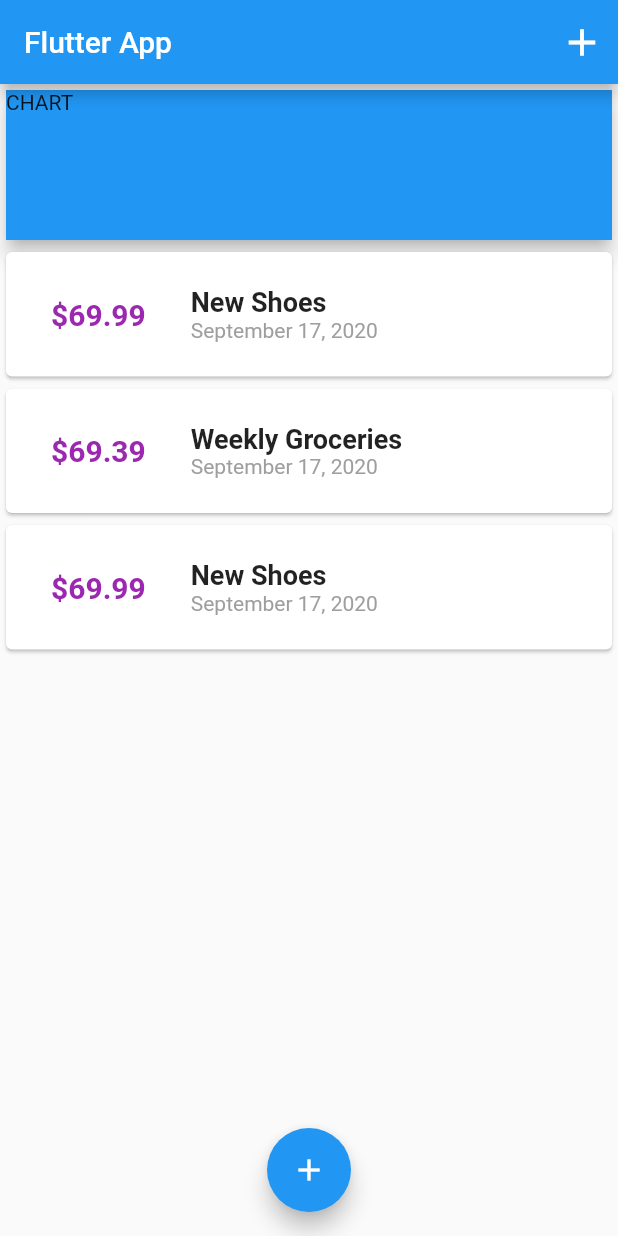
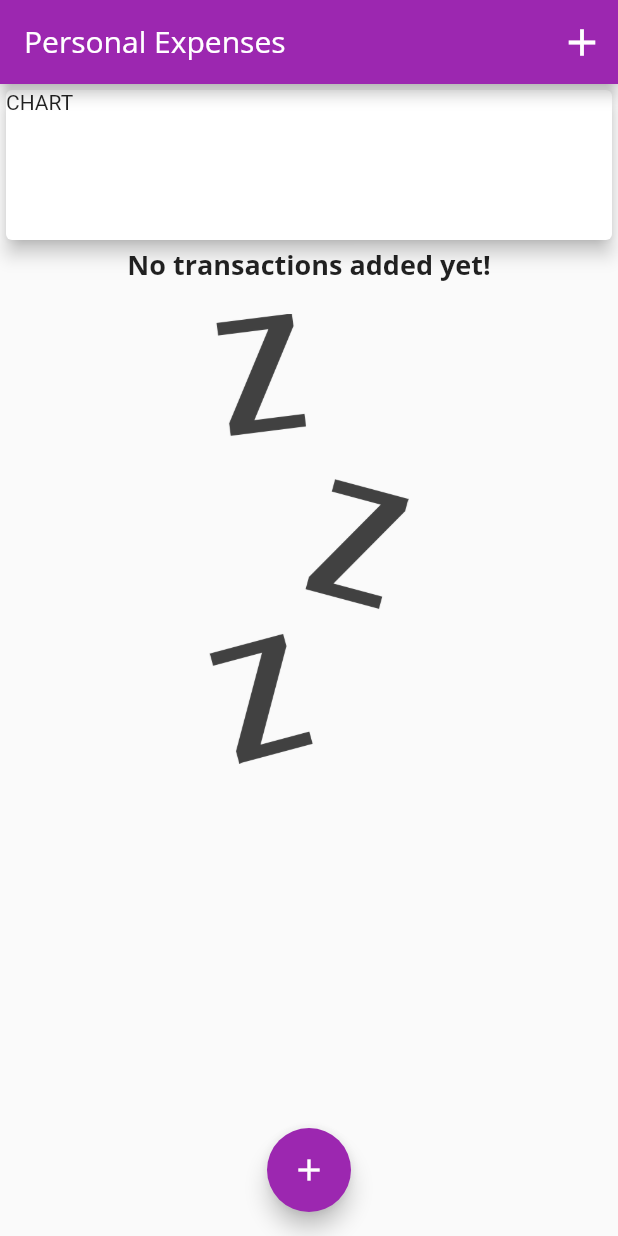
Before and after one commit to emilioheinz/flutter-personal-expenses, a Flutter app: the screen it shows after launch, on a phone screen of 412 x 824 dp. Run offline on Flutter 3.47's test engine with Material 2 defaults, Android fonts, the phone set to English and light mode, and no system bars.

Commit message:
adding custom images and fonts

```diff
--- a/lib/main.dart
+++ b/lib/main.dart
@@ -11,10 +11,26 @@ class MyApp extends StatelessWidget {
   @override
   Widget build(BuildContext context) {
     return MaterialApp(
-      title: 'Flutter Demo',
+      title: 'Personal Expenses',
       theme: ThemeData(
-        primarySwatch: Colors.blue,
+        primarySwatch: Colors.purple,
         visualDensity: VisualDensity.adaptivePlatformDensity,
+        fontFamily: 'Quicksand',
+        textTheme: ThemeData.light().textTheme.copyWith(
+              headline6: TextStyle(
+                fontFamily: 'OpenSans',
+                fontWeight: FontWeight.bold,
+                fontSize: 18,
+              ),
+            ),
+        appBarTheme: AppBarTheme(
+          textTheme: ThemeData.light().textTheme.copyWith(
+                headline6: TextStyle(
+                  fontFamily: 'OpenSans',
+                  fontSize: 20,
+                ),
+              ),
+        ),
       ),
       home: MyHomePage(),
     );
@@ -28,24 +44,24 @@ class MyHomePage extends StatefulWidget {
 
 class _MyHomePageState extends State<MyHomePage> {
   final List<Transaction> _userTransactions = [
-    Transaction(
-      id: 't1',
-      title: 'New Shoes',
-      amount: 69.99,
-      date: DateTime.now(),
-    ),
-    Transaction(
-      id: 't2',
-      title: 'Weekly Groceries',
-      amount: 69.39,
-      date: DateTime.now(),
-    ),
-    Transaction(
-      id: 't1',
-      title: 'New Shoes',
-      amount: 69.99,
-      date: DateTime.now(),
-    )
+    // Transaction(
+    //   id: 't1',
+    //   title: 'New Shoes',
+    //   amount: 69.99,
+    //   date: DateTime.now(),
+    // ),
+    // Transaction(
+    //   id: 't2',
+    //   title: 'Weekly Groceries',
+    //   amount: 69.39,
+    //   date: DateTime.now(),
+    // ),
+    // Transaction(
+    //   id: 't1',
+    //   title: 'New Shoes',
+    //   amount: 69.99,
+    //   date: DateTime.now(),
+    // )
   ];
 
   void _addNewTransaction(String title, double amount) {
@@ -76,7 +92,7 @@ class _MyHomePageState extends State<MyHomePage> {
   Widget build(BuildContext context) {
     return Scaffold(
       appBar: AppBar(
-        title: Text("Flutter App"),
+        title: Text("Personal Expenses"),
         actions: [
           IconButton(
             icon: Icon(
@@ -104,7 +120,6 @@ class _MyHomePageState extends State<MyHomePage> {
             Card(
               child: Container(
                 height: 100,
-                color: Colors.blue,
                 child: Text("CHART"),
               ),
               elevation: 5,
--- /dev/null
+++ b/lib/widgets/chart.dart
@@ -0,0 +1,10 @@
+import 'package:flutter/material.dart';
+
+class Chart extends StatelessWidget {
+  @override
+  Widget build(BuildContext context) {
+    return Container(
+      child: child,
+    );
+  }
+}
--- a/lib/widgets/transaction_list.dart
+++ b/lib/widgets/transaction_list.dart
@@ -7,11 +7,27 @@ class TransactionList extends StatelessWidget {
 
   TransactionList(this.transactions);
 
-  @override
-  Widget build(BuildContext context) {
-    return Container(
+  Widget _renderContent(BuildContext context) {
+    if (transactions.isEmpty) {
+      return Column(
+        children: [
+          Text(
+            'No transactions added yet!',
+            style: Theme.of(context).textTheme.headline6,
+          ),
+          SizedBox(height: 20),
+          Container(
             height: 300,
-      child: ListView.builder(
+            child: Image.asset(
+              'assets/images/waiting.png',
+              fit: BoxFit.cover,
+            ),
+          )
+        ],
+      );
+    }
+
+    return ListView.builder(
       itemBuilder: (context, index) {
         Transaction t = transactions[index];
 
@@ -25,7 +41,7 @@ class TransactionList extends StatelessWidget {
                   style: TextStyle(
                     fontSize: 20,
                     fontWeight: FontWeight.bold,
-                      color: Colors.purple,
+                    color: Theme.of(context).primaryColor,
                   ),
                 ),
               ),
@@ -34,10 +50,7 @@ class TransactionList extends StatelessWidget {
                 children: [
                   Text(
                     t.title,
-                      style: TextStyle(
-                        fontSize: 18,
-                        fontWeight: FontWeight.bold,
-                      ),
+                    style: Theme.of(context).textTheme.headline6,
                   ),
                   Text(
                     DateFormat.yMMMMd().format(t.date),
@@ -52,7 +65,11 @@ class TransactionList extends StatelessWidget {
         );
       },
       itemCount: transactions.length,
-      ),
     );
   }
+
+  @override
+  Widget build(BuildContext context) {
+    return Container(height: 350, child: _renderContent(context));
   }
+}
```
Also changed, not shown: pubspec.yaml (+13 -8 lines), assets/fonts/OpenSans-Bold.ttf (added), assets/fonts/OpenSans-Regular.ttf (added), assets/fonts/Quicksand-Bold.ttf (added), assets/fonts/Quicksand-Regular.ttf (added), assets/images/waiting.png (added). Lines whose indentation alone changed are shown as unchanged.
